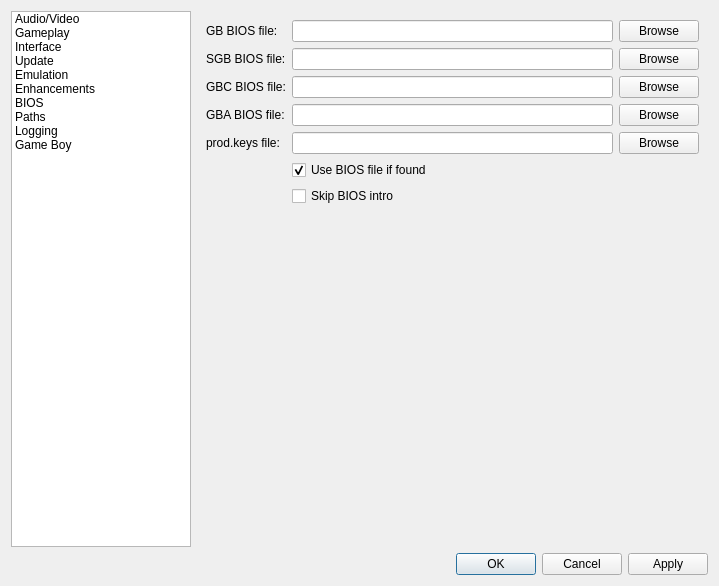
Before: the Qt Designer form src/platform/qt/SettingsView.ui in Gr3nSkyDragon/mgba_LDN, drawn with Qt 5.
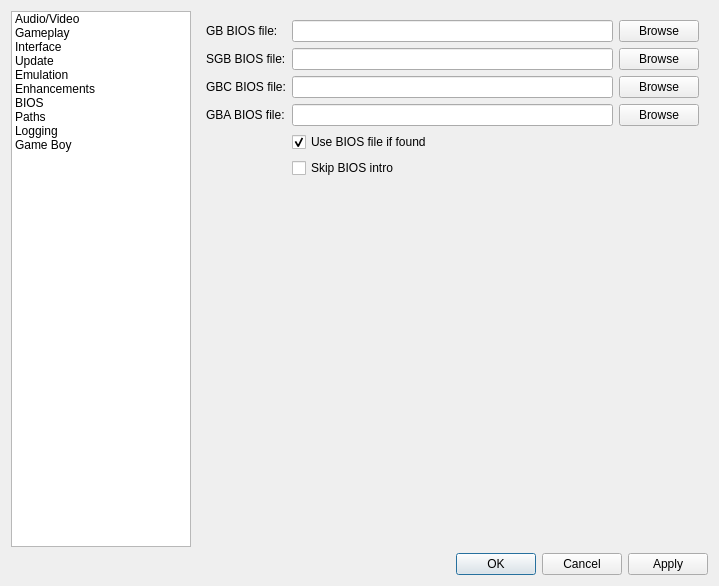
After: the same form once the commit is applied. The open tabs and pages were chosen to show the change.

The edit to the form file:
```diff
--- a/src/platform/qt/SettingsView.ui
+++ b/src/platform/qt/SettingsView.ui
@@ -1532,35 +1532,7 @@
          </item>
         </layout>
        </item>
-       <item row="4" column="0">
-        <widget class="QLabel" name="label_31">
-         <property name="text">
-          <string>prod.keys file:</string>
-         </property>
-        </widget>
-       </item>
        <item row="4" column="1">
-        <layout class="QHBoxLayout" name="horizontalLayout_31">
-         <item>
-          <widget class="QLineEdit" name="prodKeys">
-           <property name="sizePolicy">
-            <sizepolicy hsizetype="Expanding" vsizetype="Fixed">
-             <horstretch>0</horstretch>
-             <verstretch>0</verstretch>
-            </sizepolicy>
-           </property>
-          </widget>
-         </item>
-         <item>
-          <widget class="QPushButton" name="prodKeysBrowse">
-           <property name="text">
-            <string>Browse</string>
-           </property>
-          </widget>
-         </item>
-        </layout>
-       </item>
-       <item row="5" column="1">
         <widget class="QCheckBox" name="useBios">
          <property name="text">
           <string>Use BIOS file if found</string>
@@ -1570,7 +1542,7 @@
          </property>
         </widget>
        </item>
-       <item row="6" column="1">
+       <item row="5" column="1">
         <widget class="QCheckBox" name="skipBios">
          <property name="text">
           <string>Skip BIOS intro</string>
```
